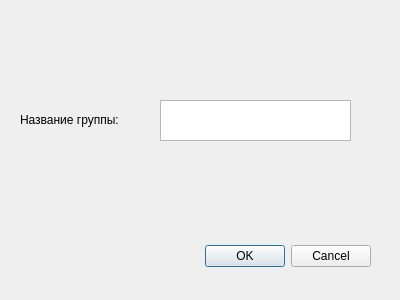
Before: the Qt Designer form pussygram/groupdialog.ui in P1P0P/qt_pussygram, drawn with Qt 5.
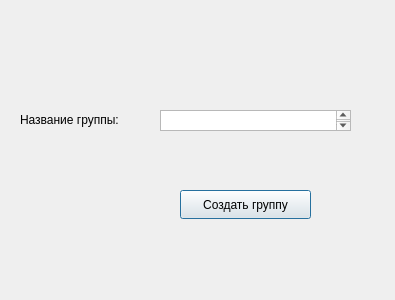
After: the same form once the commit is applied.

Diff of the .ui file:
```diff
--- a/pussygram/groupdialog.ui
+++ b/pussygram/groupdialog.ui
@@ -6,36 +6,20 @@
    <rect>
     <x>0</x>
     <y>0</y>
-    <width>400</width>
+    <width>395</width>
     <height>300</height>
    </rect>
   </property>
   <property name="windowTitle">
    <string>Dialog</string>
   </property>
-  <widget class="QDialogButtonBox" name="buttonBox">
-   <property name="geometry">
-    <rect>
-     <x>30</x>
-     <y>240</y>
-     <width>341</width>
-     <height>32</height>
-    </rect>
-   </property>
-   <property name="orientation">
-    <enum>Qt::Horizontal</enum>
-   </property>
-   <property name="standardButtons">
-    <set>QDialogButtonBox::Cancel|QDialogButtonBox::Ok</set>
-   </property>
-  </widget>
   <widget class="QTextEdit" name="group_edit">
    <property name="geometry">
     <rect>
      <x>160</x>
-     <y>100</y>
+     <y>110</y>
      <width>191</width>
-     <height>41</height>
+     <height>21</height>
     </rect>
    </property>
   </widget>
@@ -52,6 +36,32 @@
     <string>Название группы:</string>
    </property>
   </widget>
+  <widget class="QLabel" name="error_label">
+   <property name="geometry">
+    <rect>
+     <x>60</x>
+     <y>240</y>
+     <width>63</width>
+     <height>20</height>
+    </rect>
+   </property>
+   <property name="text">
+    <string/>
+   </property>
+  </widget>
+  <widget class="QPushButton" name="buttonBox">
+   <property name="geometry">
+    <rect>
+     <x>180</x>
+     <y>190</y>
+     <width>131</width>
+     <height>29</height>
+    </rect>
+   </property>
+   <property name="text">
+    <string>Создать группу</string>
+   </property>
+  </widget>
  </widget>
  <resources/>
  <connections>
```
Left out of the diff: 37 changed lines with no effect on the pictures.
